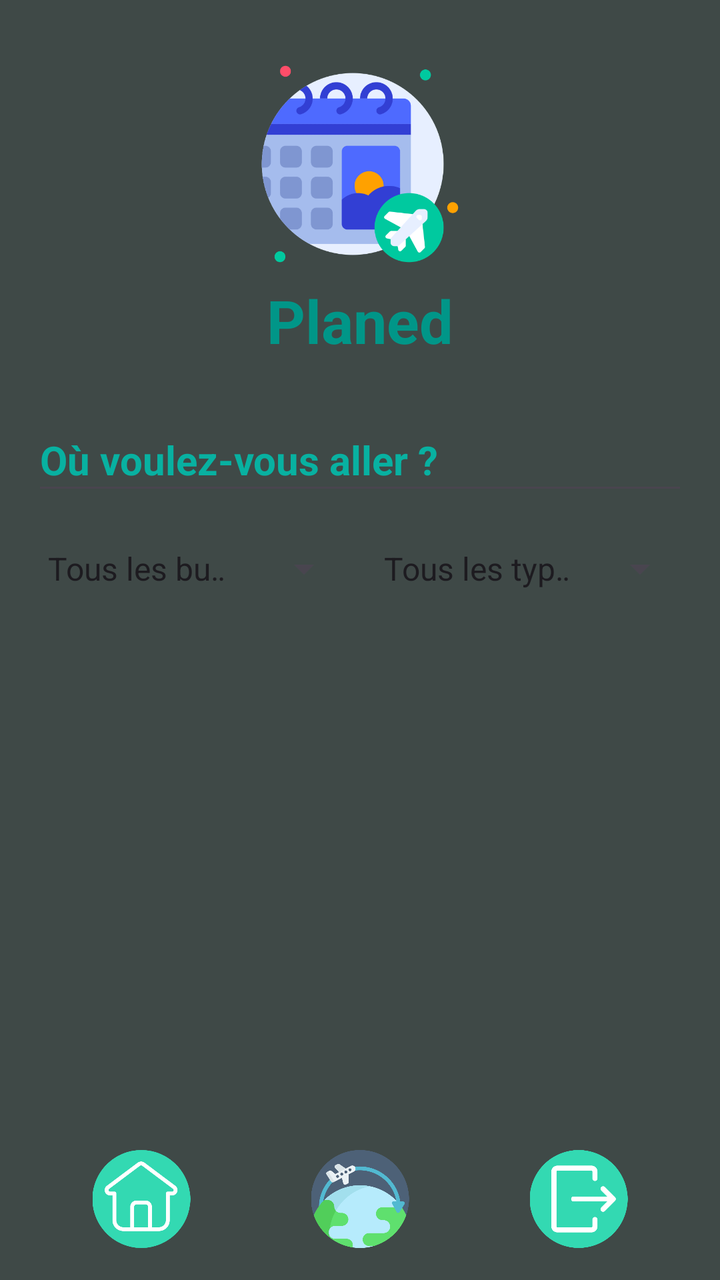
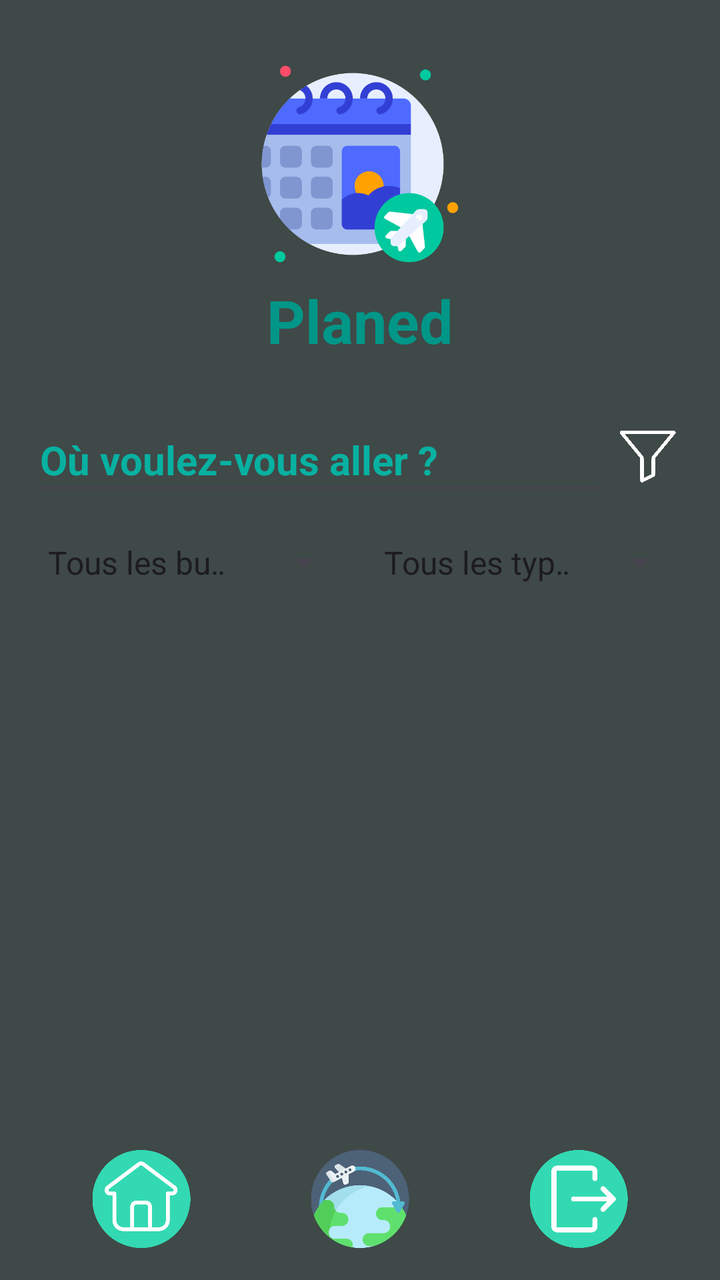

The first picture is an Android layout as it rendered before a commit; the second is the same layout after the commit. The layout source and the unified diff follow.
<!-- AndroidManifest.xml: application theme Theme.AgenceTouristique7 -->
<!-- res/layout/activity_accueil.xml -->
<?xml version="1.0" encoding="utf-8"?>
<LinearLayout xmlns:android="http://schemas.android.com/apk/res/android"
    xmlns:tools="http://schemas.android.com/tools"
    android:layout_width="match_parent"
    android:layout_height="match_parent"
    android:background="#E72C3834"
    android:orientation="vertical"
    android:padding="16dp"
    tools:context="vue.activites.AccueilActivity">

    <ImageView
        android:id="@+id/logoImageView"
        android:layout_width="wrap_content"
        android:layout_height="100dp"
        android:layout_gravity="center_horizontal"
        android:layout_marginTop="16dp"
        android:layout_marginBottom="8dp"
        android:contentDescription="@string/logotravel"
        android:src="@drawable/logo" />

    <TextView
        android:id="@+id/companyNameTextView"
        android:layout_width="wrap_content"
        android:layout_height="wrap_content"
        android:layout_gravity="center_horizontal"
        android:layout_marginBottom="24dp"
        android:text="@string/planed"
        android:textColor="@color/colorPrimary"
        android:textSize="30sp"
        android:textStyle="bold" />

    <EditText
        android:id="@+id/searchEditText"
        android:layout_width="match_parent"
        android:layout_height="wrap_content"
        android:layout_marginBottom="8dp"
        android:hint="@string/ou_voulez_vous_aller"
        android:imeOptions="actionSearch"
        android:inputType="text"
        android:minHeight="48dp"
        android:singleLine="true"
        android:textColor="@color/white"
        android:textSize="20sp"
        android:textColorHint="@color/colorSecondaire"
        android:textColorLink="@color/colorPrimary"
        android:textStyle="bold" />

    <LinearLayout
        android:layout_width="match_parent"
        android:layout_height="wrap_content"
        android:layout_marginBottom="5dp"
        android:gravity="center_vertical"
        android:orientation="horizontal">

        <Spinner
            android:id="@+id/budgetSpinner"
            android:layout_width="0dp"
            android:layout_height="wrap_content"
            android:layout_weight="1"
            android:entries="@array/budget_options"
            android:minHeight="48dp"
            android:prompt="@string/budget_filter"
            android:spinnerMode="dropdown" />

        <Spinner
            android:id="@+id/typeSpinner"
            android:layout_width="0dp"
            android:layout_height="wrap_content"
            android:layout_marginStart="8dp"
            android:layout_weight="1"
            android:entries="@array/type_options"
            android:minHeight="48dp"
            android:prompt="@string/type_filter"
            android:spinnerMode="dialog" />

    </LinearLayout>

    <ListView
        android:id="@+id/voyagesListView"
        android:layout_width="match_parent"
        android:layout_height="0dp"
        android:layout_weight="1"
        android:divider="@android:color/transparent"
        android:dividerHeight="8dp"/>

    <LinearLayout
        android:layout_width="match_parent"
        android:layout_height="65dp"
        android:gravity="center"
        android:orientation="horizontal"
        android:paddingTop="16dp">

        <ImageButton
            android:id="@+id/buttonHome"
            android:layout_width="wrap_content"
            android:layout_height="wrap_content"
            android:contentDescription="@string/accueil"
            android:src="@drawable/home"
            android:scaleType="fitCenter"
            android:layout_weight="1"
            android:background="?android:attr/selectableItemBackground"
            android:gravity="center"/>

        <ImageButton
            android:id="@+id/buttonHistorique"
            android:layout_width="wrap_content"
            android:layout_height="wrap_content"
            android:contentDescription="@string/historique"
            android:src="@drawable/reservation"
            android:scaleType="fitCenter"
            android:layout_weight="1"
            android:background="?android:attr/selectableItemBackground"
            android:gravity="center"/>

        <ImageButton
            android:id="@+id/buttonLogout"
            android:layout_width="wrap_content"
            android:layout_height="wrap_content"
            android:contentDescription="@string/log_out"
            android:src="@drawable/quit"
            android:scaleType="fitCenter"
            android:layout_weight="1"
            android:background="?android:attr/selectableItemBackground"
            android:gravity="center"/>

    </LinearLayout>
</LinearLayout>
<!-- resources referenced by this layout -->
<resources>
  <string-array name="budget_options">
          <item>Tous les budgets</item>
          <item>Moins de 300$</item>
          <item>300$ - 600$</item>
          <item>Plus de 600$</item>
      </string-array>
  <string-array name="type_options">
          <item>Tous les types</item>
          <item>Culturel</item>
          <item>Aventure</item>
          <item>Bien-être</item>
          <item>Nature</item>
      </string-array>
  <color name="colorPrimary">#009688</color>
  <color name="colorSecondaire">#08B1A1</color>
  <color name="white">#FFFFFFFF</color>
  <!-- drawable home: png bitmap (drawable, 19974 bytes) -->
  <!-- drawable logo: png bitmap (drawable, 33240 bytes) -->
  <!-- drawable quit: png bitmap (drawable, 20227 bytes) -->
  <!-- drawable reservation: png bitmap (drawable, 37465 bytes) -->
  <string name="accueil">Accueil</string>
  <string name="budget_filter">Filtrer par budget…</string>
  <string name="historique">Historique</string>
  <string name="log_out">Déconnexion</string>
  <string name="logotravel">Logo de Traver</string>
  <string name="ou_voulez_vous_aller">Où voulez-vous aller ?</string>
  <string name="planed">Planed</string>
  <string name="type_filter">Filtrer par type…</string>
  <style name="Theme.AgenceTouristique7" parent="Base.Theme.AgenceTouristique7" />
  <style name="Base.Theme.AgenceTouristique7" parent="Theme.Material3.DayNight.NoActionBar">
          
          
      </style>
</resources>

<!-- the commit's change to res/layout/activity_accueil.xml (unified diff, before → after) -->
@@ -29,21 +29,43 @@
         android:textSize="30sp"
         android:textStyle="bold" />
 
-    <EditText
-        android:id="@+id/searchEditText"
+    <LinearLayout
         android:layout_width="match_parent"
         android:layout_height="wrap_content"
-        android:layout_marginBottom="8dp"
-        android:hint="@string/ou_voulez_vous_aller"
-        android:imeOptions="actionSearch"
-        android:inputType="text"
-        android:minHeight="48dp"
-        android:singleLine="true"
-        android:textColor="@color/white"
-        android:textSize="20sp"
-        android:textColorHint="@color/colorSecondaire"
-        android:textColorLink="@color/colorPrimary"
-        android:textStyle="bold" />
+        android:layout_marginBottom="5dp"
+        android:gravity="center_vertical"
+        android:orientation="horizontal">
+
+        <EditText
+            android:id="@+id/searchEditText"
+            android:layout_width="wrap_content"
+            android:layout_height="wrap_content"
+            android:hint="@string/ou_voulez_vous_aller"
+            android:layout_weight="2"
+            android:imeOptions="actionSearch"
+            android:inputType="text"
+            android:minHeight="48dp"
+            android:singleLine="true"
+            android:textColor="@color/white"
+            android:textSize="20sp"
+            android:textColorHint="@color/colorSecondaire"
+            android:textColorLink="@color/colorPrimary"
+            android:textStyle="bold" />
+
+        <ImageButton
+            android:id="@+id/buttonFiltre"
+            android:layout_width="0dp"
+            android:layout_height="match_parent"
+            android:paddingVertical="10dp"
+            android:contentDescription="@string/filtre"
+            android:src="@drawable/filter"
+            android:scaleType="fitCenter"
+            android:layout_weight="1"
+            android:background="?android:attr/selectableItemBackground"
+            android:gravity="center"/>
+
+
+    </LinearLayout>
 
     <LinearLayout
         android:layout_width="match_parent"
<!-- resource entries referenced after the edit -->
@@ -16,12 +16,14 @@
   <color name="colorPrimary">#009688</color>
   <color name="colorSecondaire">#08B1A1</color>
   <color name="white">#FFFFFFFF</color>
+  <!-- drawable filter: png bitmap (drawable, 5762 bytes) -->
   <!-- drawable home: png bitmap (drawable, 19974 bytes) -->
   <!-- drawable logo: png bitmap (drawable, 33240 bytes) -->
   <!-- drawable quit: png bitmap (drawable, 20227 bytes) -->
   <!-- drawable reservation: png bitmap (drawable, 37465 bytes) -->
   <string name="accueil">Accueil</string>
   <string name="budget_filter">Filtrer par budget…</string>
+  <string name="filtre">Filtre</string>
   <string name="historique">Historique</string>
   <string name="log_out">Déconnexion</string>
   <string name="logotravel">Logo de Traver</string>
